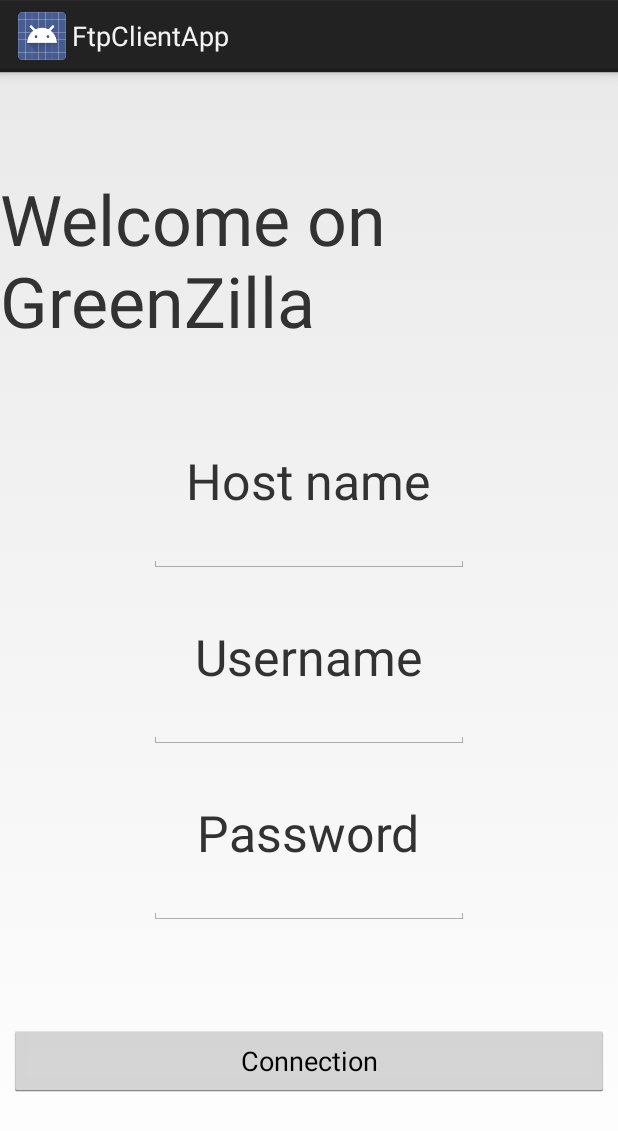
After one commit to arnaudlewis/FtpClientApp, an Android app: the layout login_main.xml on its own in the app's theme, with its tools: preview values and no code run, on a phone screen of 412 x 824 dp. The commit adds this screen. Shown: the top 1131 px of the screen. Run offline under Robolectric (Android 15) with nearby library versions, the phone set to English and light mode, and no system bars.

Commit message:
Enumeration + login UI

```diff
--- /dev/null
+++ b/app/src/main/java/com/ynov/ftpclientapp/app/socket/command/CommandFTP.java
@@ -0,0 +1,41 @@
+package com.ynov.ftpclientapp.app.socket.command;
+
+/**
+ * Created by oliver on 31/05/2014.
+ */
+public enum CommandFTP {
+
+    TRANSFERT_ABORT("ABOR"),
+    TYPE("TYPE"),
+
+    CHANGE_WORKING_DIRECTORY("CWD"),
+    CHANGE_TO_PARENT_DIRECTORY("CDUP"),
+
+    DIRECTORY_CREATION("MKD"),
+    DIRECTORY_REMOVE("RMV"),
+    DIRECTORY_LIST("LIST"),
+
+    DELETE("DELE"),
+    RENAME_FILE_TO("RNTO"),
+    RENAME_FILE_FROM("RNFR"),
+    NO_OPERATION("NOOP"),
+    QUIT_FTP_CONNECTION("QUIT"),
+
+    USER("USER"),
+    PASSWORD("PASS"),
+
+    CHOOSE_PORT("PORT"),
+    GIVE_PORT_AND_IP("PASV");
+
+
+    private final String cmd;
+
+
+    CommandFTP(String cmd) {
+        this.cmd = cmd;
+    }
+
+    public String getCmd() {
+        return this.cmd;
+    }
+}
--- /dev/null
+++ b/app/src/main/res/layout/login_main.xml
@@ -0,0 +1,74 @@
+<?xml version="1.0" encoding="utf-8"?>
+<LinearLayout xmlns:android="http://schemas.android.com/apk/res/android"
+    android:layout_width="match_parent"
+    android:layout_height="match_parent"
+    android:orientation="vertical">
+
+    <TextView
+        android:layout_width="wrap_content"
+        android:layout_height="wrap_content"
+        android:layout_gravity="center_horizontal"
+        android:layout_marginTop="100px"
+        android:text="@string/ftp"
+        android:textSize="70px" />
+
+    <TextView
+        android:layout_width="wrap_content"
+        android:layout_height="wrap_content"
+        android:layout_gravity="center_horizontal"
+        android:layout_marginTop="100px"
+        android:text="@string/host"
+        android:textSize="50px" />
+
+    <EditText
+        android:id="@+id/editText1"
+        android:layout_width="wrap_content"
+        android:layout_height="wrap_content"
+        android:layout_alignParentTop="true"
+        android:layout_centerHorizontal="true"
+        android:layout_gravity="center_horizontal"
+        android:ems="10" />
+
+    <TextView
+        android:layout_width="wrap_content"
+        android:layout_height="wrap_content"
+        android:layout_gravity="center_horizontal"
+        android:layout_marginTop="50px"
+        android:text="@string/user"
+        android:textSize="50px" />
+
+    <EditText
+        android:id="@+id/editText2"
+        android:layout_width="wrap_content"
+        android:layout_height="wrap_content"
+        android:layout_alignLeft="@+id/editText1"
+        android:layout_below="@+id/editText1"
+        android:layout_gravity="center_horizontal"
+        android:ems="10" />
+
+    <TextView
+        android:layout_width="wrap_content"
+        android:layout_height="wrap_content"
+        android:layout_gravity="center_horizontal"
+        android:layout_marginTop="50px"
+        android:text="@string/password"
+        android:textSize="50px" />
+
+    <EditText
+        android:id="@+id/editText3"
+        android:layout_width="wrap_content"
+        android:layout_height="wrap_content"
+        android:layout_alignLeft="@+id/editText1"
+        android:layout_below="@+id/editText1"
+        android:layout_gravity="center_horizontal"
+        android:ems="10" />
+
+    <Button
+        android:id="@+id/connection"
+        android:layout_width="600px"
+        android:layout_height="wrap_content"
+        android:layout_gravity="center"
+        android:layout_marginTop="100px"
+        android:text="@string/connection" />
+
+</LinearLayout>
--- a/app/src/main/res/values/strings.xml
+++ b/app/src/main/res/values/strings.xml
@@ -4,5 +4,10 @@
     <string name="app_name">FtpClientApp</string>
     <string name="hello_world">Hello world!</string>
     <string name="action_settings">Settings</string>
+    <string name="ftp">Welcome on GreenZilla</string>
+    <string name="host">Host name</string>
+    <string name="user">Username</string>
+    <string name="password">Password</string>
+    <string name="connection">Connection</string>
 
 </resources>
--- a/build.gradle
+++ b/build.gradle
@@ -5,7 +5,7 @@ buildscript {
         mavenCentral()
     }
     dependencies {
-        classpath 'com.android.tools.build:gradle:0.8.+'
+        classpath 'com.android.tools.build:gradle:0.10.+'
     }
 }
 
```
Also changed, not shown: gradle/wrapper/gradle-wrapper.properties, 2 other files.
